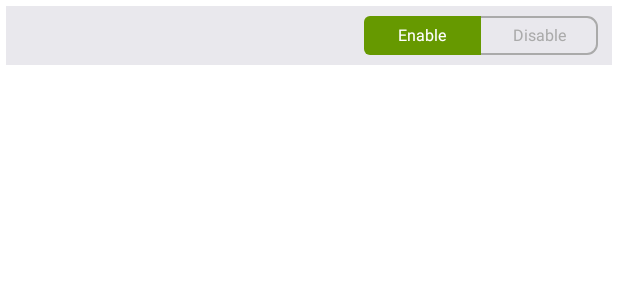
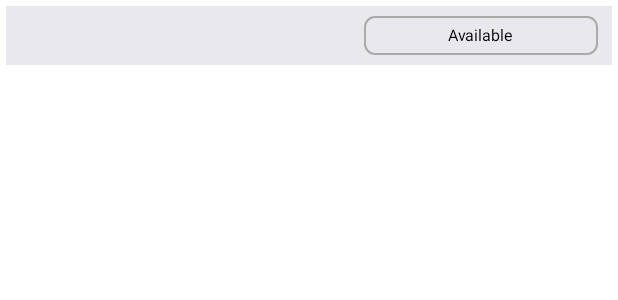
Before and after one commit to Monu409/kds, an Android app: the layout item_management_row.xml on its own in the app's theme, with its tools: preview values and no code run, on a phone screen of 412 x 824 dp. Shown: the top 300 px of the screen. Run offline under Robolectric (Android 15) with nearby library versions, the phone set to English and light mode, and no system bars.

Commit message:
add api for item update(office)

```diff
--- a/app/build.gradle
+++ b/app/build.gradle
@@ -13,7 +13,7 @@ android {
         minSdk 21
         targetSdk 31
         versionCode 1
-        versionName "1.0.17"
+        versionName "1.0.1.15"
 
         testInstrumentationRunner "androidx.test.runner.AndroidJUnitRunner"
     }
--- a/app/src/main/java/com/zotto/kds/repository/HomeRepository.kt
+++ b/app/src/main/java/com/zotto/kds/repository/HomeRepository.kt
@@ -41,7 +41,7 @@ class HomeRepository(
     val compositeDisposable = CompositeDisposable()
     compositeDisposable.add(
       apiServices.getSingleOrder(
-        SessionManager.getToken(context), SessionManager.getRestaurantId(context), orderid
+        SessionManager.getToken(context), getRestaurantId(context), orderid
       ).observeOn(AndroidSchedulers.mainThread()).subscribeOn(Schedulers.io())
         .subscribe({ response -> onSingleOrderResponse(response) },
           { t -> onSingleOrderFailure(t) })
--- a/app/src/main/java/com/zotto/kds/restapi/ApiServices.kt
+++ b/app/src/main/java/com/zotto/kds/restapi/ApiServices.kt
@@ -45,6 +45,10 @@ interface ApiServices {
   fun updateOrder(@Header("Authorization") token: String?, @Body body: String?): Observable<String>
 
   @Headers("Content-Type: application/json")
+  @POST("/api/kds-updatestatus")
+  fun updateItem(@Header("Authorization") token: String?, @Body body: String?): Observable<String>
+
+  @Headers("Content-Type: application/json")
   @POST("/api/updateProductKds")
   fun updateProduct(
     @Header("Authorization") token: String?,
--- a/app/src/main/java/com/zotto/kds/ui/itemmanagement/ItemManagement.kt
+++ b/app/src/main/java/com/zotto/kds/ui/itemmanagement/ItemManagement.kt
@@ -42,6 +42,7 @@ class ItemManagement : AppCompatActivity() {
     var orderList = ArrayList<Order>()
     var productList = ArrayList<Product>()
     var itemManagementRepository: ItemManagementRepository? = null
+    var apiServices: ApiServices = RetroClient.getApiService()!!
   }
 
   fun onClickEvent() {
@@ -73,7 +74,7 @@ class ItemManagement : AppCompatActivity() {
     orderList = ArrayList()
     productList = ArrayList()
 
-    itemManagementAdapter = ItemManagementAdapter(restId, this, disabledProductDao)
+    itemManagementAdapter = ItemManagementAdapter(restId, this, disabledProductDao,apiServices)
     val layoutManager = GridLayoutManager(this, 2)
 
     layoutManager.spanSizeLookup = object : GridLayoutManager.SpanSizeLookup() {
--- a/app/src/main/res/layout/item_management.xml
+++ b/app/src/main/res/layout/item_management.xml
@@ -55,6 +55,7 @@
             android:layout_marginEnd="@dimen/_100sdp"
             android:background="@drawable/rectangular_shape_with_border_line"
             android:weightSum="3"
+            android:visibility="gone"
             app:layout_constraintBottom_toTopOf="@+id/recyclerView"
             app:layout_constraintEnd_toEndOf="parent"
             app:layout_constraintStart_toStartOf="parent"
--- a/app/src/main/res/layout/item_management_row.xml
+++ b/app/src/main/res/layout/item_management_row.xml
@@ -36,7 +36,6 @@
 
         <RelativeLayout
             android:id="@+id/enable_btn"
-            android:background="@drawable/rectangular_left_roundshape_green"
             android:layout_width="match_parent"
             android:layout_height="match_parent"
             android:layout_weight="1">
@@ -46,8 +45,8 @@
                 android:layout_width="wrap_content"
                 android:layout_height="wrap_content"
                 android:layout_centerInParent="true"
-                android:text="@string/enable_txt"
-                android:textColor="@color/white"
+                android:text="Available"
+                android:textColor="@color/black"
                 android:textSize="@dimen/_8sdp" />
 
         </RelativeLayout>
@@ -56,6 +55,7 @@
             android:id="@+id/disable_btn"
             android:layout_width="match_parent"
             android:layout_height="match_parent"
+            android:visibility="gone"
             android:layout_weight="1">
             <TextView
                 android:id="@+id/disable_txt"
```
Also changed, not shown: app/src/main/java/com/zotto/kds/adapter/ItemManagementAdapter.kt (+43 -16 lines).
